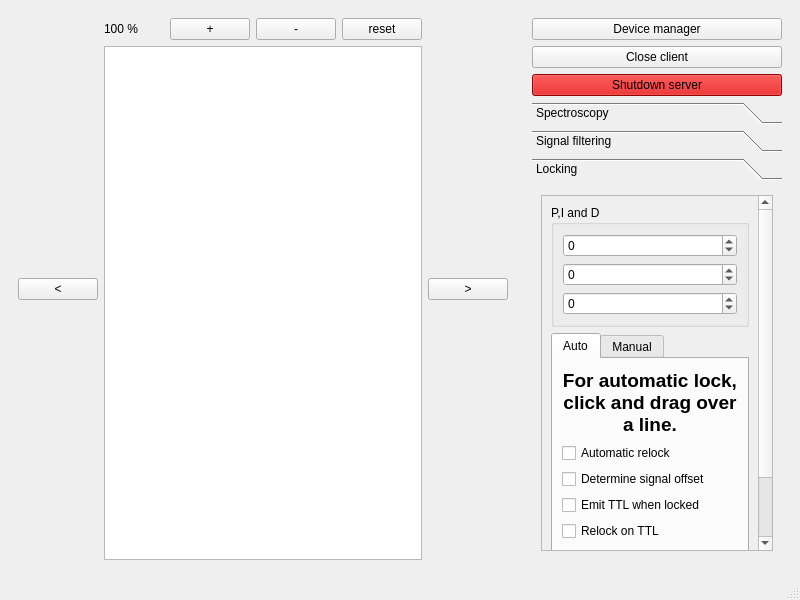
This is spectrolock/client/ui/main_window.ui in linien-org/linien as Qt 5 draws it before an edit. The edited form follows.
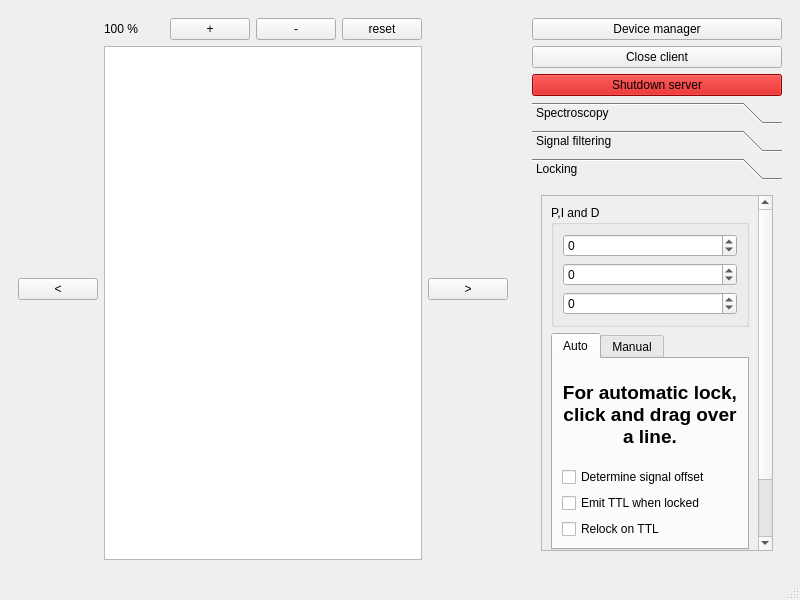
This is the edited form. The open tabs and pages were chosen to show the change. Custom widgets are drawn as their Qt base class.

Diff of the .ui file:
```diff
--- a/spectrolock/client/ui/main_window.ui
+++ b/spectrolock/client/ui/main_window.ui
@@ -801,9 +801,9 @@
               <property name="geometry">
                <rect>
                 <x>0</x>
-                <y>0</y>
+                <y>-135</y>
                 <width>220</width>
-                <height>504</height>
+                <height>483</height>
                </rect>
               </property>
               <layout class="QVBoxLayout" name="verticalLayout_8">
@@ -884,13 +884,6 @@
                      </property>
                     </widget>
                    </item>
-                   <item>
-                    <widget class="QCheckBox" name="checkBox">
-                     <property name="text">
-                      <string>Automatic relock</string>
-                     </property>
-                    </widget>
-                   </item>
                    <item>
                     <widget class="QCheckBox" name="checkBox_2">
                      <property name="text">
```
Left out of the diff: 19 changed lines with no effect on the pictures.
